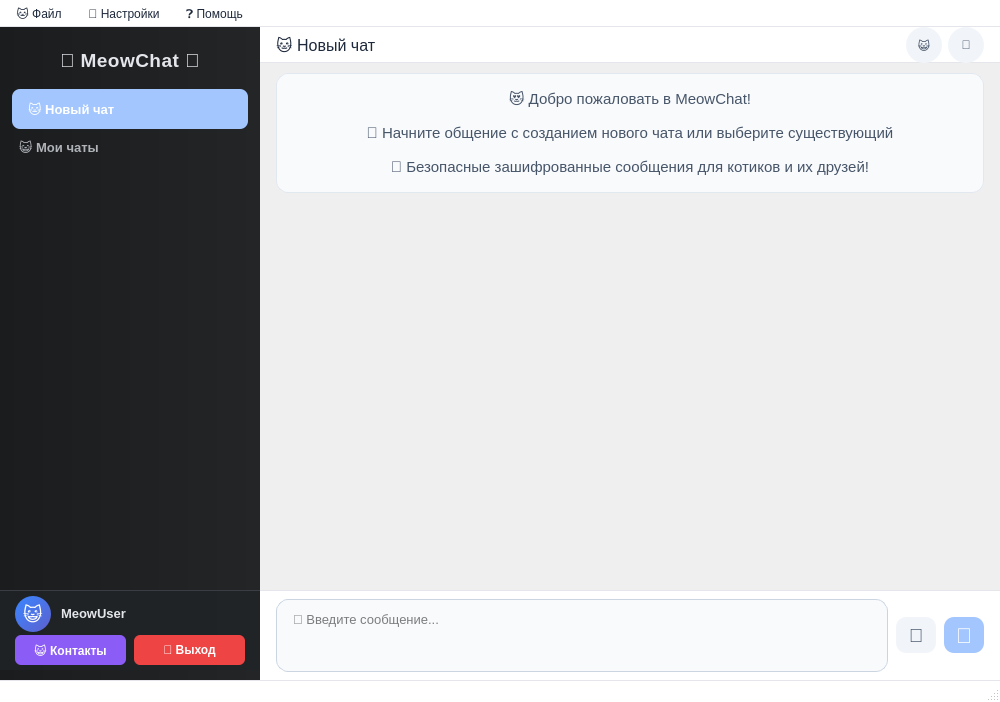
This is src/GUI/mainwindow.ui in lemito/CryptoMAI as Qt 5 draws it before an edit. The edited form follows.
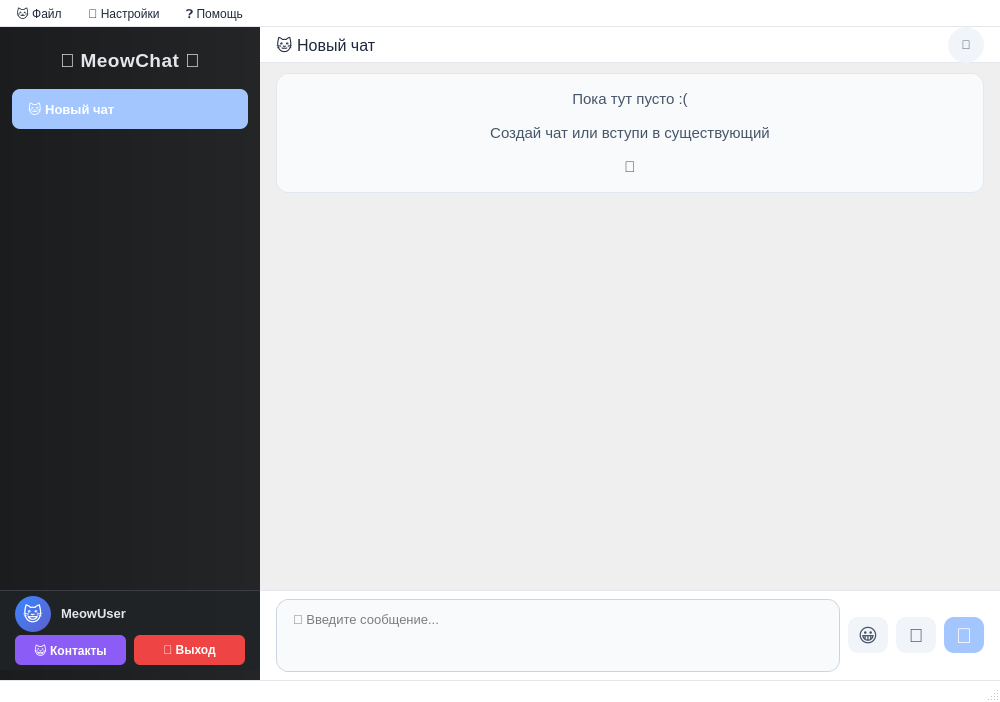
This is the edited form.

Commit message: всё кроме чата не работает))

```diff
--- a/src/GUI/mainwindow.ui
+++ b/src/GUI/mainwindow.ui
@@ -157,27 +157,6 @@
          </property>
         </widget>
        </item>
-       <item>
-        <widget class="QLabel" name="chatsLabel">
-         <property name="font">
-          <font>
-           <pointsize>10</pointsize>
-           <bold>false</bold>
-          </font>
-         </property>
-         <property name="styleSheet">
-          <string notr="true">QLabel {
-    color: #b0b3b8;
-    padding: 5px 16px;
-    font-weight: 500;
-}
-</string>
-         </property>
-         <property name="text">
-          <string>😺 Мои чаты</string>
-         </property>
-        </widget>
-       </item>
        <item>
         <widget class="QListWidget" name="chatsList">
          <property name="styleSheet">
@@ -528,48 +507,6 @@
            </property>
           </spacer>
          </item>
-         <item>
-          <widget class="QPushButton" name="membersButton">
-           <property name="minimumSize">
-            <size>
-             <width>36</width>
-             <height>36</height>
-            </size>
-           </property>
-           <property name="maximumSize">
-            <size>
-             <width>36</width>
-             <height>36</height>
-            </size>
-           </property>
-           <property name="cursor">
-            <cursorShape>PointingHandCursor</cursorShape>
-           </property>
-           <property name="toolTip">
-            <string>Участники чата</string>
-           </property>
-           <property name="styleSheet">
-            <string notr="true">QPushButton {
-    background-color: #f1f5f9;
-    border-radius: 18px;
-    color: #475569;
-    font-weight: bold;
-}
-
-QPushButton:hover {
-    background-color: #e2e8f0;
-}
-
-QPushButton:pressed {
-    background-color: #cbd5e1;
-}
-</string>
-           </property>
-           <property name="text">
-            <string>😺</string>
-           </property>
-          </widget>
-         </item>
          <item>
           <widget class="QPushButton" name="settingsButton">
            <property name="minimumSize">
@@ -664,11 +601,11 @@
 </string>
             </property>
             <property name="text">
-             <string>😻 Добро пожаловать в MeowChat!
+             <string>Пока тут пусто :(
 
-🐾 Начните общение с созданием нового чата или выберите существующий
+Создай чат или вступи в существующий
 
-💬 Безопасные зашифрованные сообщения для котиков и их друзей!</string>
+💬</string>
             </property>
             <property name="alignment">
              <set>Qt::AlignCenter</set>
@@ -731,7 +668,7 @@
           <number>0</number>
          </property>
          <item>
-          <layout class="QHBoxLayout" name="horizontalLayout_5" stretch="0,0,0">
+          <layout class="QHBoxLayout" name="horizontalLayout_5" stretch="0,0,0,0">
            <property name="spacing">
             <number>8</number>
            </property>
@@ -783,6 +720,42 @@
              </property>
             </widget>
            </item>
+           <item>
+            <widget class="QPushButton" name="stickersButton">
+             <property name="minimumSize">
+              <size>
+               <width>40</width>
+               <height>36</height>
+              </size>
+             </property>
+             <property name="maximumSize">
+              <size>
+               <width>40</width>
+               <height>36</height>
+              </size>
+             </property>
+             <property name="styleSheet">
+              <string notr="true">QPushButton {
+    background-color: #f1f5f9;
+    border-radius: 10px;
+    color: #475569;
+    font-size: 14pt;
+}
+
+QPushButton:hover {
+    background-color: #e2e8f0;
+}
+
+QPushButton:pressed {
+    background-color: #cbd5e1;
+}
+</string>
+             </property>
+             <property name="text">
+              <string>😀</string>
+             </property>
+            </widget>
+           </item>
            <item>
             <widget class="QPushButton" name="fileButton">
              <property name="minimumSize">
```
Left out of the diff: 8 changed lines with no effect on the pictures. The commit also changes 28 other files.
